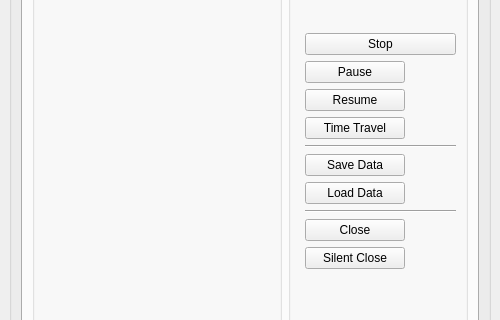
This is GUI/Main.ui in hratcliffe/TimeTrackerTwo as Qt 5 draws it before an edit; both pictures show x 0 to 500 and y 143 to 463 of the 500 by 600 pixel window. The edited form follows.
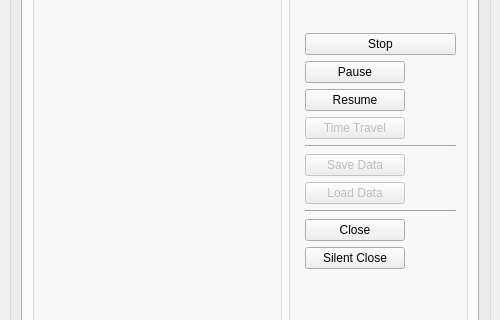
This is the edited form.

Commit message: Grey-out unimplemented buttons

The edit to the form file:
```diff
--- a/GUI/Main.ui
+++ b/GUI/Main.ui
@@ -89,6 +89,9 @@
        </item>
        <item row="0" column="0">
         <widget class="QTabWidget" name="tabWidget">
+         <property name="enabled">
+          <bool>true</bool>
+         </property>
          <property name="sizePolicy">
           <sizepolicy hsizetype="Preferred" vsizetype="Expanding">
            <horstretch>0</horstretch>
@@ -226,6 +229,9 @@
                   </item>
                   <item>
                    <widget class="QPushButton" name="t_ttravel_button">
+                    <property name="enabled">
+                     <bool>false</bool>
+                    </property>
                     <property name="maximumSize">
                      <size>
                       <width>100</width>
@@ -246,6 +252,9 @@
                   </item>
                   <item>
                    <widget class="QPushButton" name="t_save_button">
+                    <property name="enabled">
+                     <bool>false</bool>
+                    </property>
                     <property name="maximumSize">
                      <size>
                       <width>100</width>
@@ -259,6 +268,9 @@
                   </item>
                   <item>
                    <widget class="QPushButton" name="t_load_button">
+                    <property name="enabled">
+                     <bool>false</bool>
+                    </property>
                     <property name="maximumSize">
                      <size>
                       <width>100</width>
```
Left out of the diff: 9 changed lines with no effect on the pictures.
